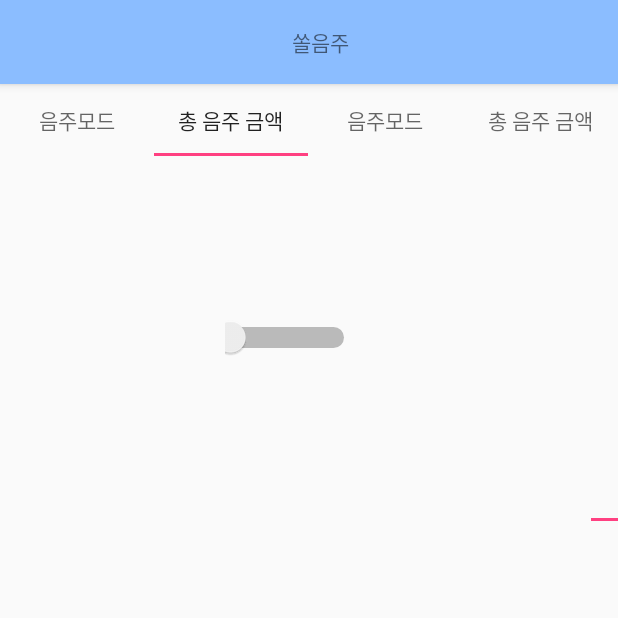
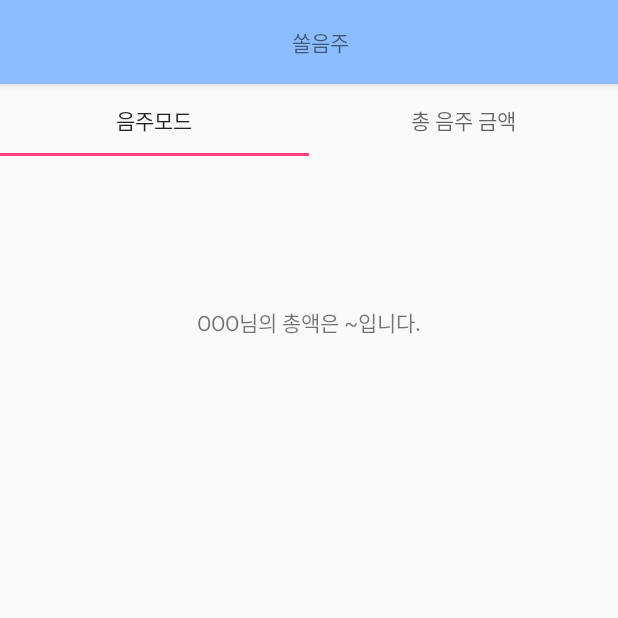
Before and after one commit to Tofu-Kimchi/Shinhan-Hackathon2019, an Android app: the SumActivity screen opened directly, with no data from a screen before it, tab 2 chosen, on a phone screen of 412 x 824 dp, the top half of it. Run offline under Robolectric (Android 15) with nearby library versions, the phone set to English and light mode, and no system bars.

Commit message:
no message

```diff
--- a/app/src/main/java/com/khan/guu/a2019hackethonshinhan/SumActivity.java
+++ b/app/src/main/java/com/khan/guu/a2019hackethonshinhan/SumActivity.java
@@ -1,6 +1,7 @@
 package com.khan.guu.a2019hackethonshinhan;
 
 import android.app.Activity;
+import android.content.Intent;
 import android.os.Bundle;
 import android.support.design.widget.TabLayout;
 import android.support.v7.app.AppCompatActivity;
@@ -16,13 +17,11 @@ public class SumActivity extends AppCompatActivity {
     @Override
     protected void onCreate(Bundle savedInstanceState) {
         super.onCreate(savedInstanceState);
-        setContentView(R.layout.activity_mode);
+        setContentView(R.layout.activity_sum);
         setSupportActionBar((Toolbar) findViewById(R.id.toolbar));
         ((TextView) findViewById(R.id.main_toolbar_title)).setText("쏠음주");
 
         tabLayout = (TabLayout) findViewById(R.id.tabs);
-        tabLayout.addTab(tabLayout.newTab().setText("음주모드"));
-        tabLayout.addTab(tabLayout.newTab().setText("총 음주 금액"));
 
         tabLayout.addOnTabSelectedListener(new TabLayout.OnTabSelectedListener() {
             @Override
@@ -42,17 +41,16 @@ public class SumActivity extends AppCompatActivity {
     }
 
     private void changeView(int index) {
-        TextView textView1 = (TextView) findViewById(R.id.mode1) ;
-        TextView textView2 = (TextView) findViewById(R.id.mode2) ;
 
         switch (index) {
             case 0 :
-                textView1.setVisibility(View.VISIBLE) ;
-                textView2.setVisibility(View.INVISIBLE) ;
+                Intent it = new Intent(this, ModeActivity.class);
+                startActivity(it);
                 break ;
+
             case 1 :
-                textView1.setVisibility(View.INVISIBLE) ;
-                textView2.setVisibility(View.VISIBLE) ;
+                Intent it2 = new Intent(this, SumActivity.class);
+                startActivity(it2);
                 break ;
         }
     }
--- a/app/src/main/res/layout/activity_sum.xml
+++ b/app/src/main/res/layout/activity_sum.xml
@@ -52,13 +52,16 @@
 
     <LinearLayout
         android:layout_width="match_parent"
-        android:layout_height="match_parent">
+        android:layout_height="match_parent"
+        android:orientation="vertical">
 
         <TextView
             android:layout_width="wrap_content"
             android:layout_height="wrap_content"
             android:id="@+id/mode2"
-            android:text="22222222222222222222222222"/>
+            android:text="OOO님의 총액은 ~입니다."
+            android:layout_marginTop="100dp"
+            android:layout_gravity="center_horizontal"/>
 
     </LinearLayout>
 </LinearLayout>
```
Also changed, not shown: app/src/main/java/com/khan/guu/a2019hackethonshinhan/ModeActivity.java (+6 -2 lines).
